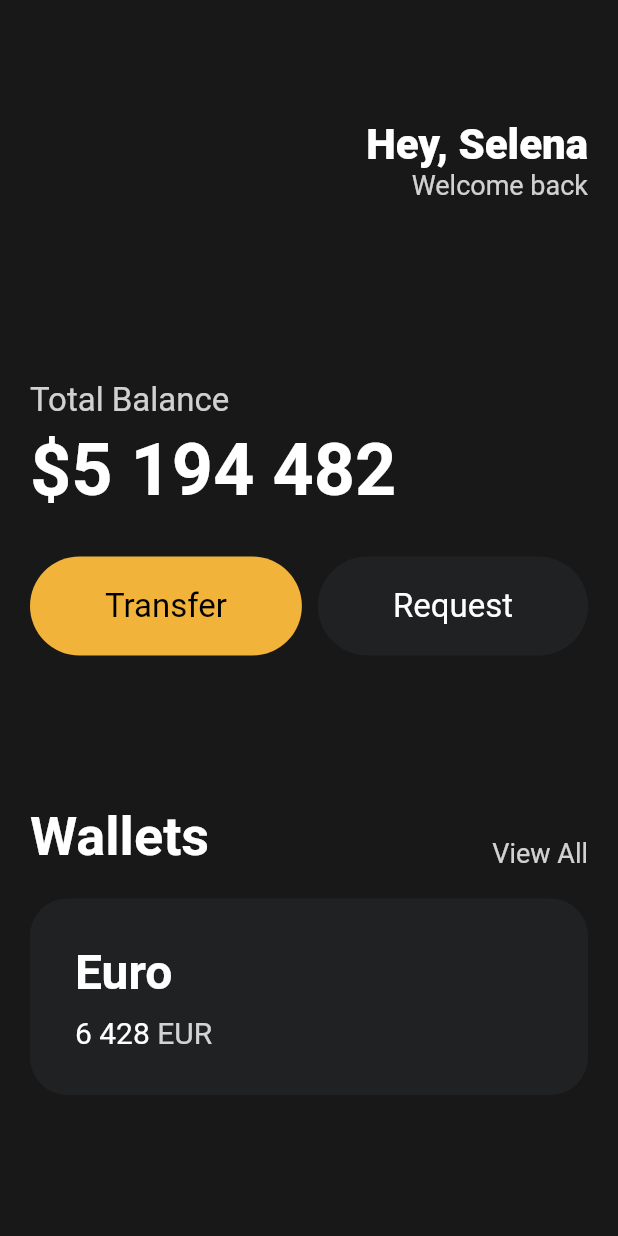
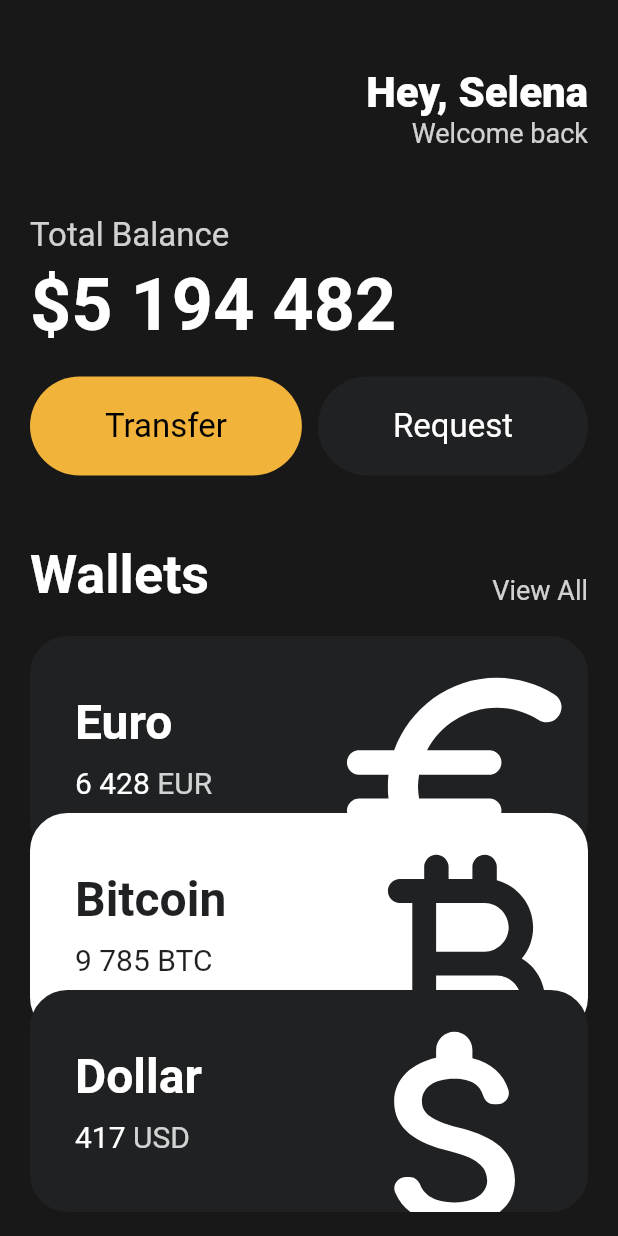
Before and after one commit to chmh0805/flutter-begginer-course, a Flutter app: the screen it shows after launch, on a phone screen of 412 x 824 dp. Run offline on Flutter 3.47's test engine with Material 2 defaults, Android fonts, the phone set to English and light mode, and no system bars.

Commit message:
Feat: Make Card reusable and Use SingleChildScrollView

```diff
--- a/lib/main.dart
+++ b/lib/main.dart
@@ -1,5 +1,6 @@
 import 'package:flutter/material.dart';
 import 'package:toonflix/widgets/button.dart';
+import 'package:toonflix/widgets/currency_card.dart';
 
 void main() {
   runApp(App());
@@ -11,7 +12,8 @@ class App extends StatelessWidget {
     return MaterialApp(
       home: Scaffold(
         backgroundColor: const Color(0xFF181818),
-        body: Padding(
+        body: SingleChildScrollView(
+          child: Padding(
               padding: const EdgeInsets.symmetric(
                 horizontal: 20,
               ),
@@ -19,7 +21,7 @@ class App extends StatelessWidget {
                 crossAxisAlignment: CrossAxisAlignment.start,
                 children: [
                   const SizedBox(
-                  height: 80,
+                    height: 45,
                   ),
                   Row(
                     mainAxisAlignment: MainAxisAlignment.end,
@@ -45,7 +47,7 @@ class App extends StatelessWidget {
                     ],
                   ),
                   const SizedBox(
-                  height: 120,
+                    height: 45,
                   ),
                   Text(
                     "Total Balance",
@@ -66,7 +68,7 @@ class App extends StatelessWidget {
                     ),
                   ),
                   const SizedBox(
-                  height: 30,
+                    height: 20,
                   ),
                   Row(
                     mainAxisAlignment: MainAxisAlignment.spaceBetween,
@@ -84,7 +86,7 @@ class App extends StatelessWidget {
                     ],
                   ),
                   const SizedBox(
-                  height: 100,
+                    height: 45,
                   ),
                   Row(
                     mainAxisAlignment: MainAxisAlignment.spaceBetween,
@@ -110,60 +112,36 @@ class App extends StatelessWidget {
                   const SizedBox(
                     height: 20,
                   ),
-                Container(
-                  decoration: BoxDecoration(
-                    color: const Color(0xFF1F2123),
-                    borderRadius: BorderRadius.circular(
-                      25,
+                  const CurrencyCard(
+                    name: "Euro",
+                    code: "EUR",
+                    amount: ("6 428"),
+                    icon: Icons.euro_rounded,
+                    isInverted: false,
+                  ),
+                  Transform.translate(
+                    offset: const Offset(0, -30),
+                    child: const CurrencyCard(
+                      name: "Bitcoin",
+                      code: "BTC",
+                      amount: ("9 785"),
+                      icon: Icons.currency_bitcoin_rounded,
+                      isInverted: true,
                     ),
                   ),
-                  child: Padding(
-                    padding: const EdgeInsets.all(30),
-                    child: Row(
-                      children: [
-                        Column(
-                          crossAxisAlignment: CrossAxisAlignment.start,
-                          children: [
-                            const Text(
-                              "Euro",
-                              style: TextStyle(
-                                color: Colors.white,
-                                fontSize: 32,
-                                fontWeight: FontWeight.w600,
-                              ),
-                            ),
-                            const SizedBox(
-                              height: 10,
-                            ),
-                            Row(
-                              children: [
-                                const Text(
-                                  "6 428",
-                                  style: TextStyle(
-                                    color: Colors.white,
-                                    fontSize: 20,
-                                  ),
-                                ),
-                                const SizedBox(
-                                  width: 5,
-                                ),
-                                Text(
-                                  "EUR",
-                                  style: TextStyle(
-                                    color: Colors.white.withOpacity(0.8),
-                                    fontSize: 20,
+                  Transform.translate(
+                    offset: const Offset(0, -60),
+                    child: const CurrencyCard(
+                      name: "Dollar",
+                      code: "USD",
+                      amount: ("417"),
+                      icon: Icons.attach_money_rounded,
+                      isInverted: false,
                     ),
                   ),
                 ],
+              )),
         ),
-                          ],
-                        )
-                      ],
-                    ),
-                  ),
-                )
-              ],
-            )),
       ),
     ); // google
     // return const CupertinoApp(); // apple
--- /dev/null
+++ b/lib/widgets/currency_card.dart
@@ -0,0 +1,89 @@
+import 'package:flutter/material.dart';
+
+class CurrencyCard extends StatelessWidget {
+  final String name, code, amount;
+  final IconData icon;
+  final bool isInverted;
+
+  final _blackColor = const Color(0xFF1F2123);
+
+  const CurrencyCard({
+    super.key,
+    required this.name,
+    required this.code,
+    required this.amount,
+    required this.icon,
+    required this.isInverted,
+  });
+
+  @override
+  Widget build(BuildContext context) {
+    return Container(
+      clipBehavior: Clip.hardEdge,
+      decoration: BoxDecoration(
+        color: isInverted ? Colors.white : _blackColor,
+        borderRadius: BorderRadius.circular(
+          25,
+        ),
+      ),
+      child: Padding(
+        padding: const EdgeInsets.all(30),
+        child: Row(
+          mainAxisAlignment: MainAxisAlignment.spaceBetween,
+          children: [
+            Column(
+              crossAxisAlignment: CrossAxisAlignment.start,
+              children: [
+                Text(
+                  name,
+                  style: TextStyle(
+                    color: isInverted ? _blackColor : Colors.white,
+                    fontSize: 32,
+                    fontWeight: FontWeight.w600,
+                  ),
+                ),
+                const SizedBox(
+                  height: 10,
+                ),
+                Row(
+                  children: [
+                    Text(
+                      amount,
+                      style: TextStyle(
+                        color: isInverted ? _blackColor : Colors.white,
+                        fontSize: 20,
+                      ),
+                    ),
+                    const SizedBox(
+                      width: 5,
+                    ),
+                    Text(
+                      code,
+                      style: TextStyle(
+                        color: isInverted
+                            ? _blackColor
+                            : Colors.white.withOpacity(0.8),
+                        fontSize: 20,
+                      ),
+                    ),
+                  ],
+                ),
+              ],
+            ),
+            Transform.scale(
+              scale: 2.2,
+              child: Transform.translate(
+                offset: const Offset(-5, 12),
+                child: Icon(
+                  icon,
+                  color: isInverted ? _blackColor : Colors.white,
+                  size: 88,
+                ),
+              ),
+            ),
+          ],
+        ),
+      ),
+    );
+  }
+}
```
Lines whose indentation alone changed are shown as unchanged.
